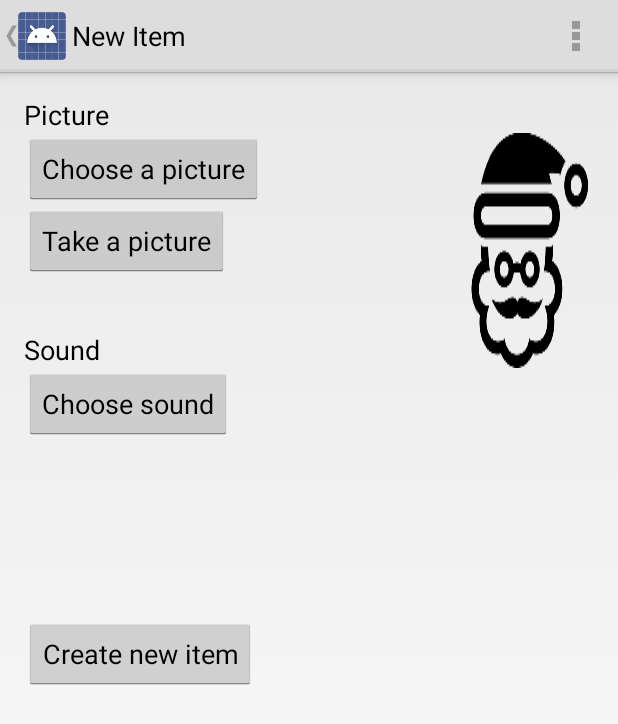
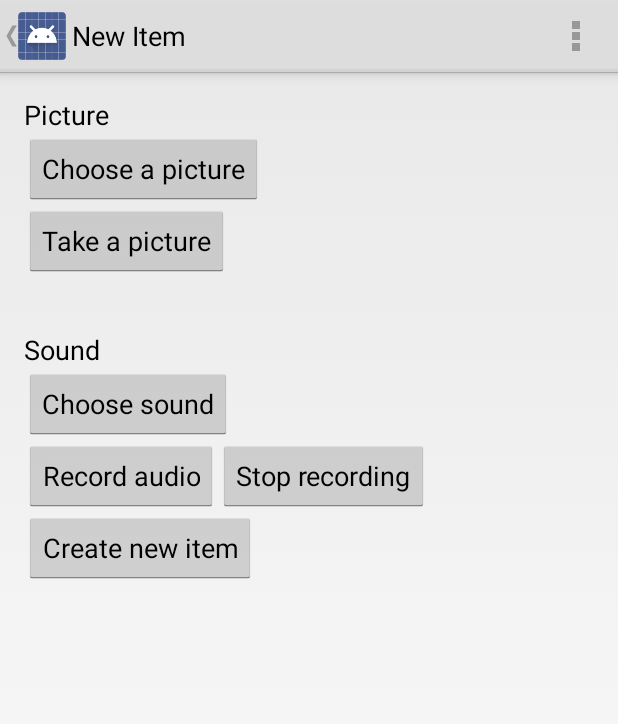
Before and after one commit to Tobii42/SpeechLess, an Android app: the NewItemActivity screen opened directly, with no data from a screen before it, on a phone screen of 412 x 824 dp. Shown: the top 724 px of the screen. Run offline under Robolectric (Android 15) with nearby library versions, the phone set to English and light mode, and no system bars.

Commit message:
Record audio
Simple implementation, that records and saved audio from the microphone

```diff
--- a/SpeechLess/app/src/main/AndroidManifest.xml
+++ b/SpeechLess/app/src/main/AndroidManifest.xml
@@ -2,8 +2,10 @@
 <manifest xmlns:android="http://schemas.android.com/apk/res/android"
     package="de.ol.speechless.app" >
 
+    <uses-permission android:name="android.permission.RECORD_AUDIO" />
     <uses-permission android:name="android.permission.MANAGE_DOCUMENTS" />
     <uses-permission android:name="android.permission.READ_EXTERNAL_STORAGE" />
+    <uses-permission android:name="android.permission.WRITE_EXTERNAL_STORAGE" />
 
     <application
         android:allowBackup="true"
--- a/SpeechLess/app/src/main/res/layout/activity_new_item.xml
+++ b/SpeechLess/app/src/main/res/layout/activity_new_item.xml
@@ -34,7 +34,7 @@
         android:text="@string/new_item_save_button"
         android:id="@+id/createNewItemButton"
         android:onClick="createNewItem"
-        android:layout_centerVertical="true"
+        android:layout_below="@+id/button4"
         android:layout_alignParentLeft="true"
         android:layout_alignParentStart="true" />
 
@@ -66,7 +66,6 @@
         android:layout_alignTop="@+id/button"
         android:layout_alignParentRight="true"
         android:layout_alignParentEnd="true"
-        android:background="@drawable/santa_claus"
         android:layout_above="@+id/button2" />
 
     <Button
@@ -79,4 +78,23 @@
         android:layout_alignParentStart="true"
         android:onClick="takePicture"/>
 
+    <Button
+        android:layout_width="wrap_content"
+        android:layout_height="wrap_content"
+        android:text="@string/new_item_audio_record"
+        android:id="@+id/button4"
+        android:layout_below="@+id/button2"
+        android:layout_alignParentLeft="true"
+        android:layout_alignParentStart="true"
+        android:onClick="startRecordingAudio"/>
+
+    <Button
+        android:layout_width="wrap_content"
+        android:layout_height="wrap_content"
+        android:text="@string/new_item_audio_stop_record"
+        android:id="@+id/button5"
+        android:layout_alignTop="@+id/button4"
+        android:layout_toRightOf="@+id/button4"
+        android:onClick="stopRecordingAudio"/>
+
 </RelativeLayout>
--- a/SpeechLess/app/src/main/res/values/strings.xml
+++ b/SpeechLess/app/src/main/res/values/strings.xml
@@ -13,6 +13,6 @@
     <string name="new_item_picture_label">Picture</string>
     <string name="new_item_audio_label">Sound</string>
     <string name="new_item_audio_chooser">Select Audio</string>
-    <string name="error_play_sound">Error playing sound</string>
+    <string name="error_play_sound">Error playing sound</string><string name="new_item_audio_record">Record audio</string><string name="new_item_audio_stop_record">Stop recording</string>
 
 </resources>
```
Also changed, not shown: SpeechLess/app/src/main/java/de/ol/speechless/app/NewItemActivity.java (+24 -0 lines), SpeechLess/app/src/main/java/de/ol/speechless/util/AudioRecorder.java (added, +64 -0 lines), SpeechLess/app/src/main/java/de/ol/speechless/util/DataHelper.java (+11 -0 lines).
